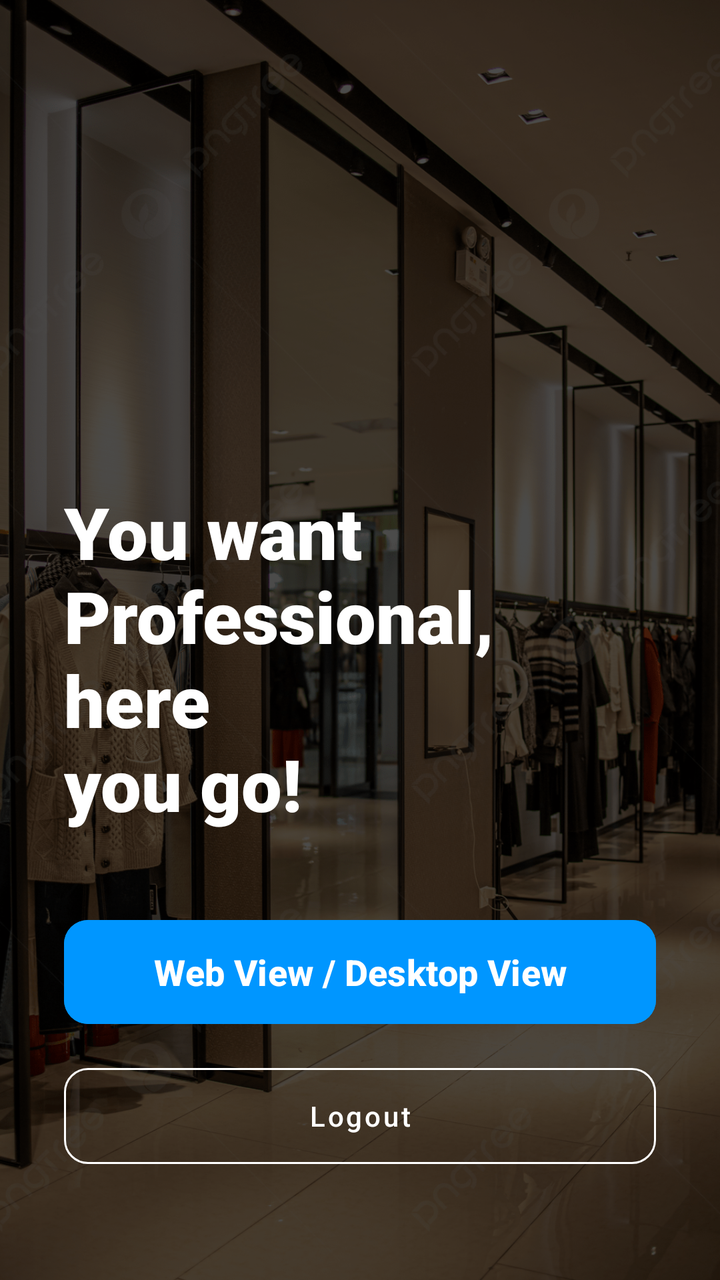
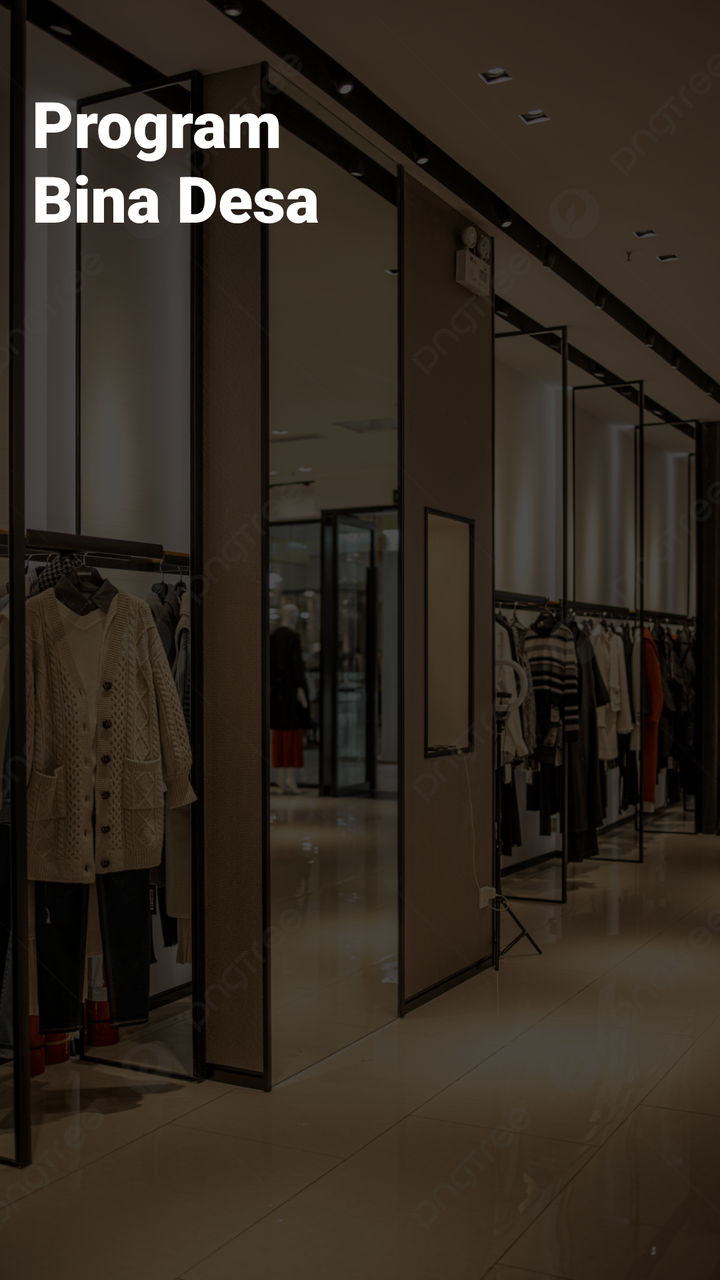

Two renders of the same Android screen: before a commit and after it. Below are the layout's source before the change and the commit's diff.
<!-- AndroidManifest.xml: application theme Theme.Azracore -->
<!-- res/layout/fragment_home.xml -->
<?xml version="1.0" encoding="utf-8"?>
<RelativeLayout xmlns:android="http://schemas.android.com/apk/res/android"
    xmlns:app="http://schemas.android.com/apk/res-auto"
    android:layout_width="match_parent"
    android:layout_height="match_parent">

    <ImageView
        android:layout_width="match_parent"
        android:layout_height="match_parent"
        android:scaleType="centerCrop"
        android:src="@drawable/bg_main_proyek" />

    <View
        android:layout_width="match_parent"
        android:layout_height="match_parent"
        android:background="#B3000000" />

    <LinearLayout
        android:layout_width="match_parent"
        android:layout_height="wrap_content"
        android:layout_alignParentBottom="true"
        android:gravity="center"
        android:orientation="vertical"
        android:padding="32dp"
        android:layout_marginBottom="20dp">

        <TextView
            android:layout_width="match_parent"
            android:layout_height="wrap_content"
            android:text="You want\nProfessional, here\nyou go!"
            android:textColor="@color/white"
            android:textSize="36sp"
            android:fontFamily="sans-serif-black"
            android:textStyle="bold" />

        <Button
            android:id="@+id/btnWebView"
            android:layout_width="match_parent"
            android:layout_height="60dp"
            android:layout_marginTop="40dp"
            android:backgroundTint="#0096FF"
            android:text="Web View / Desktop View"
            android:textAllCaps="false"
            android:textSize="18sp"
            android:textStyle="bold"
            app:cornerRadius="12dp" />

        <Button
            android:id="@+id/btnLogout"
            style="@style/Widget.MaterialComponents.Button.OutlinedButton"
            android:layout_width="match_parent"
            android:layout_height="60dp"
            android:layout_marginTop="12dp"
            android:text="Logout"
            android:textAllCaps="false"
            android:textColor="@color/white"
            app:cornerRadius="12dp"
            app:strokeColor="@color/white" />
    </LinearLayout>
</RelativeLayout>
<!-- resources referenced by this layout -->
<resources>
  <color name="white">#FFFFFFFF</color>
  <!-- drawable bg_main_proyek: jpg bitmap (drawable, 958140 bytes) -->
  <style name="Theme.Azracore" parent="Base.Theme.Azracore" />
  <style name="Base.Theme.Azracore" parent="Theme.Material3.DayNight.NoActionBar">
          
          
      </style>
</resources>

<!-- the commit's change to res/layout/fragment_home.xml (unified diff, before → after) -->
@@ -17,44 +17,37 @@
 
     <LinearLayout
         android:layout_width="match_parent"
-        android:layout_height="wrap_content"
-        android:layout_alignParentBottom="true"
-        android:gravity="center"
+        android:layout_height="match_parent"
         android:orientation="vertical"
-        android:padding="32dp"
-        android:layout_marginBottom="20dp">
+        android:padding="16dp">
 
         <TextView
             android:layout_width="match_parent"
             android:layout_height="wrap_content"
-            android:text="You want\nProfessional, here\nyou go!"
+            android:layout_marginTop="24dp"
+            android:layout_marginBottom="16dp"
+            android:text="Program\nBina Desa"
             android:textColor="@color/white"
-            android:textSize="36sp"
+            android:textSize="32sp"
             android:fontFamily="sans-serif-black"
             android:textStyle="bold" />
 
-        <Button
-            android:id="@+id/btnWebView"
+        <com.google.android.material.tabs.TabLayout
+            android:id="@+id/tabLayoutHome"
             android:layout_width="match_parent"
-            android:layout_height="60dp"
-            android:layout_marginTop="40dp"
-            android:backgroundTint="#0096FF"
-            android:text="Web View / Desktop View"
-            android:textAllCaps="false"
-            android:textSize="18sp"
-            android:textStyle="bold"
-            app:cornerRadius="12dp" />
+            android:layout_height="wrap_content"
+            android:background="@android:color/transparent"
+            app:tabTextColor="#B0FFFFFF"
+            app:tabSelectedTextColor="@color/white"
+            app:tabIndicatorColor="@color/white"
+            app:tabIndicatorHeight="3dp" />
 
-        <Button
-            android:id="@+id/btnLogout"
-            style="@style/Widget.MaterialComponents.Button.OutlinedButton"
+        <androidx.viewpager2.widget.ViewPager2
+            android:id="@+id/viewPagerHome"
             android:layout_width="match_parent"
-            android:layout_height="60dp"
-            android:layout_marginTop="12dp"
-            android:text="Logout"
-            android:textAllCaps="false"
-            android:textColor="@color/white"
-            app:cornerRadius="12dp"
-            app:strokeColor="@color/white" />
+            android:layout_height="0dp"
+            android:layout_weight="1"
+            android:layout_marginTop="8dp" />
+
     </LinearLayout>
 </RelativeLayout>
